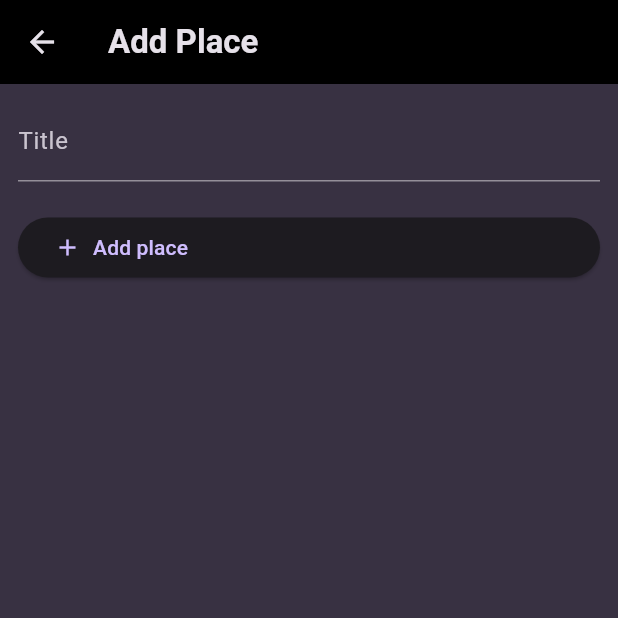
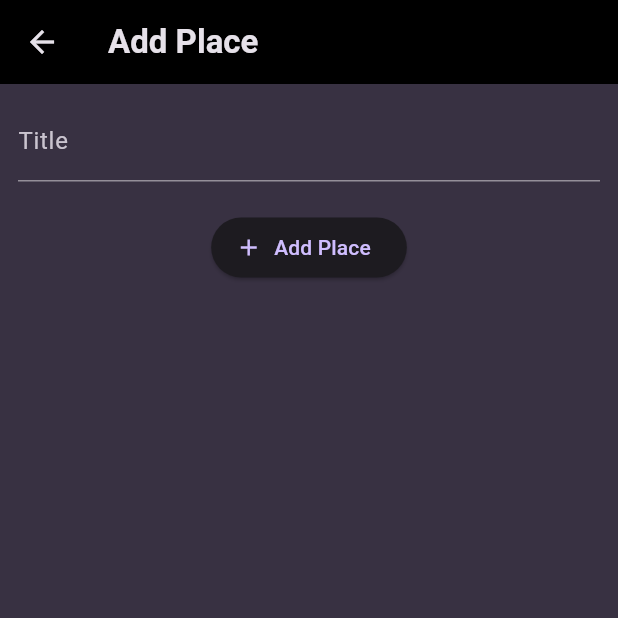
Before and after one commit to bartlomiej-sacha-tutorials/flutter-favorite-places, a Flutter app: the AddPlaceScreen screen opened directly, on a phone screen of 412 x 824 dp, the top half of it. Run offline on Flutter 3.47's test engine with Material 3 defaults, Android fonts, the phone set to English and light mode, and no system bars; our stand-ins replace flutter_riverpod, google_fonts.

Commit message:
minor ui changes in add place screen

```diff
--- a/lib/screens/add_place.dart
+++ b/lib/screens/add_place.dart
@@ -26,17 +26,20 @@ class _AddPlaceScreenState extends ConsumerState<AddPlaceScreen> {
         centerTitle: false,
         backgroundColor: Theme.of(context).colorScheme.shadow,
       ),
-      body: Padding(
+      body: SingleChildScrollView(
         padding: const EdgeInsets.all(12),
         child: Column(
           children: [
             TextField(
               controller: _titleController,
               decoration: const InputDecoration(label: Text('Title')),
-              style: const TextStyle(fontSize: 14, color: Colors.white),
+              style: TextStyle(
+                fontSize: 14,
+                color: Theme.of(context).colorScheme.onSurface,
+              ),
             ),
             const SizedBox(height: 20),
-            ElevatedButton(
+            ElevatedButton.icon(
               onPressed: () {
                 ref
                     .read(placesProvider.notifier)
@@ -49,13 +52,8 @@ class _AddPlaceScreenState extends ConsumerState<AddPlaceScreen> {
                 );
                 Navigator.of(context).pop();
               },
-              child: Row(
-                children: [
-                  const Icon(Icons.add),
-                  SizedBox(width: 8),
-                  Text('Add place'),
-                ],
-              ),
+              icon: const Icon(Icons.add),
+              label: const Text('Add Place'),
             ),
           ],
         ),
```
